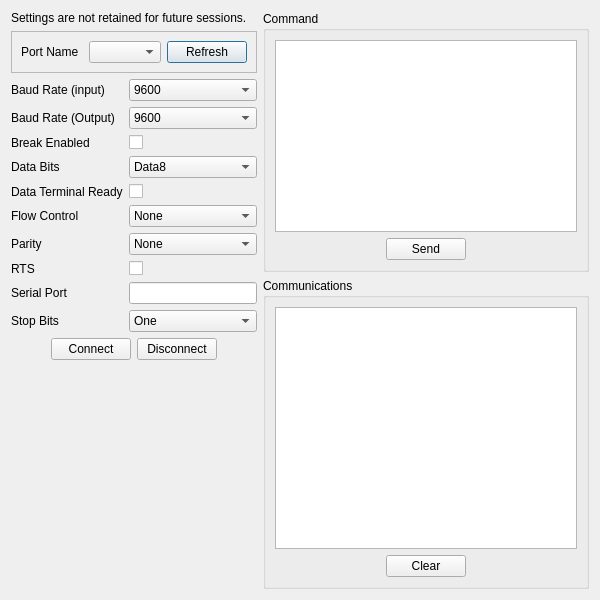
Before: the Qt Designer form UI/glitch-serial-port-window.ui in textbrowser/glitch, drawn with Qt 5.
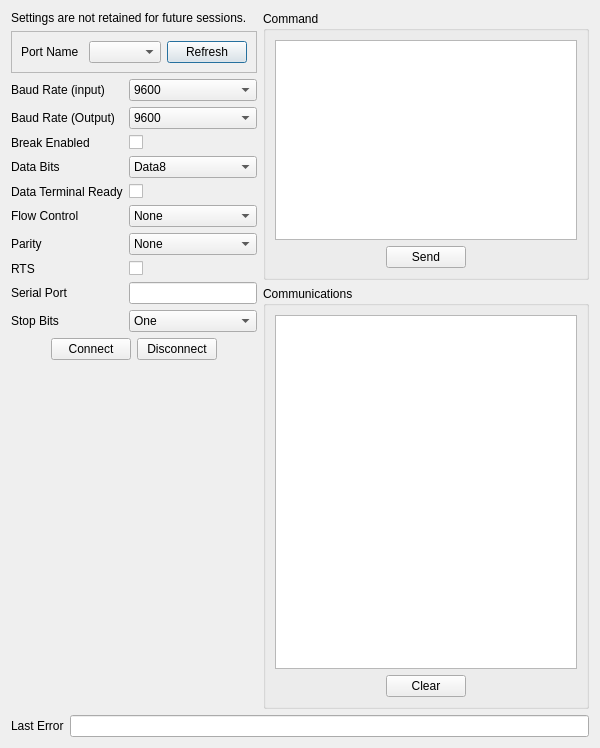
After: the same form once the commit is applied. Icons and pictures are not drawn.

Commit message: Serial port. Scoped enumerator.

The edit to the form file:
```diff
--- a/UI/glitch-serial-port-window.ui
+++ b/UI/glitch-serial-port-window.ui
@@ -7,7 +7,7 @@
     <x>0</x>
     <y>0</y>
     <width>600</width>
-    <height>600</height>
+    <height>748</height>
    </rect>
   </property>
   <property name="windowTitle">
@@ -17,7 +17,9 @@
    <iconset resource="../Icons/icons.qrc">
     <normaloff>:/Logo/glitch-logo.png</normaloff>:/Logo/glitch-logo.png</iconset>
   </property>
-  <layout class="QHBoxLayout" name="horizontalLayout_5">
+  <layout class="QVBoxLayout" name="verticalLayout_7">
+   <item>
+    <layout class="QHBoxLayout" name="horizontalLayout_8">
    <item>
     <widget class="QFrame" name="frame_2">
      <property name="sizePolicy">
@@ -474,6 +476,12 @@
             <verstretch>0</verstretch>
            </sizepolicy>
           </property>
+            <property name="minimumSize">
+             <size>
+              <width>0</width>
+              <height>200</height>
+             </size>
+            </property>
          </widget>
         </item>
         <item>
@@ -524,6 +532,12 @@
        <layout class="QVBoxLayout" name="verticalLayout_3">
         <item>
          <widget class="QTextBrowser" name="communications">
+            <property name="minimumSize">
+             <size>
+              <width>0</width>
+              <height>250</height>
+             </size>
+            </property>
           <property name="textInteractionFlags">
            <set>Qt::TextSelectableByMouse</set>
           </property>
@@ -570,6 +584,26 @@
          </layout>
         </item>
        </layout>
+        </widget>
+       </item>
+      </layout>
+     </item>
+    </layout>
+   </item>
+   <item>
+    <layout class="QHBoxLayout" name="horizontalLayout_7">
+     <item>
+      <widget class="QLabel" name="label_13">
+       <property name="text">
+        <string>Last Error</string>
+       </property>
+      </widget>
+     </item>
+     <item>
+      <widget class="QLineEdit" name="last_error">
+       <property name="readOnly">
+        <bool>true</bool>
+       </property>
       </widget>
      </item>
     </layout>
```
Lines whose indentation alone changed are shown as unchanged. The commit also changes 4 other files.
